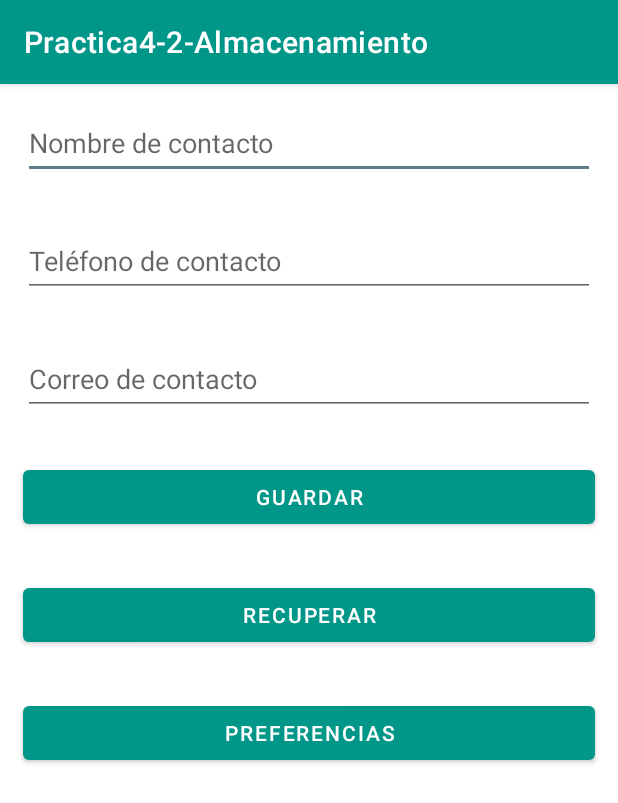
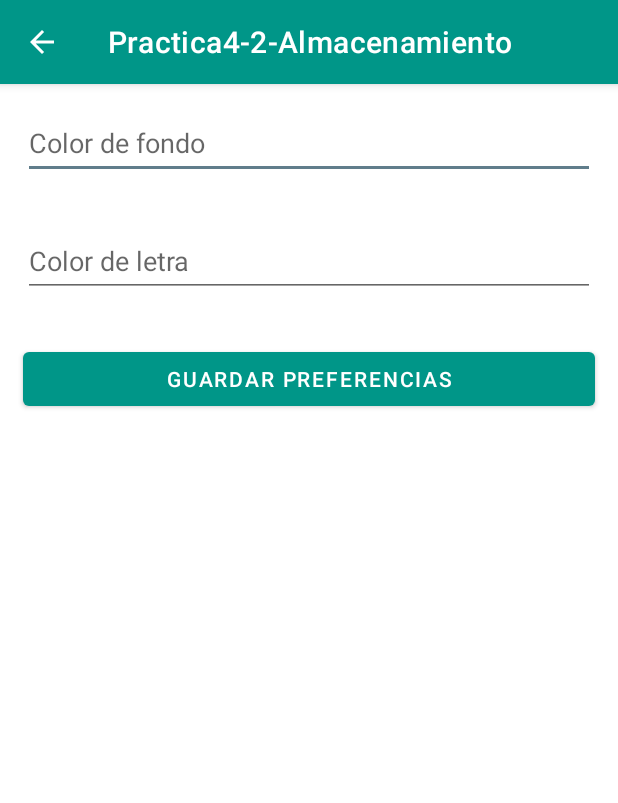
Before and after one commit to JoseCaste/1008-TecnologiasInformacion21-22B, an Android app: the screen it shows after launch (MainActivity before the commit, PreferencesActivity after it), after a tap on "PREFERENCIAS", on a phone screen of 412 x 824 dp. Shown: the top 803 px of the screen. Run offline under Robolectric (Android 15) with nearby library versions, the phone set to English and light mode, and no system bars.

Commit message:
Shared preferences agredado

```diff
--- a/Practica4.2-Almacenamiento/app/src/main/java/com/informatica/unistmo/almacenamiento/MainActivity.java
+++ b/Practica4.2-Almacenamiento/app/src/main/java/com/informatica/unistmo/almacenamiento/activities/MainActivity.java
@@ -1,6 +1,7 @@
-package com.informatica.unistmo.almacenamiento;
+package com.informatica.unistmo.almacenamiento.activities;
 
 import android.content.Context;
+import android.content.Intent;
 import android.os.Build;
 import android.util.Patterns;
 import android.view.View;
@@ -8,6 +9,7 @@ import android.widget.EditText;
 import android.widget.Toast;
 import androidx.appcompat.app.AppCompatActivity;
 import android.os.Bundle;
+import com.informatica.unistmo.almacenamiento.R;
 
 import java.io.FileInputStream;
 import java.io.FileNotFoundException;
@@ -65,6 +67,7 @@ public class MainActivity extends AppCompatActivity implements View.OnClickListe
     }
 
     private void startPreferences() throws Exception{
+        startActivity(new Intent(this,PreferencesActivity.class));
     }
 
     private void recoverContact() throws Exception{
--- /dev/null
+++ b/Practica4.2-Almacenamiento/app/src/main/java/com/informatica/unistmo/almacenamiento/activities/PreferencesActivity.java
@@ -0,0 +1,75 @@
+package com.informatica.unistmo.almacenamiento.activities;
+
+import android.content.Context;
+import android.content.SharedPreferences;
+import android.os.Build;
+import android.view.View;
+import android.widget.EditText;
+import android.widget.Toast;
+import androidx.appcompat.app.AppCompatActivity;
+import android.os.Bundle;
+import com.informatica.unistmo.almacenamiento.R;
+
+import java.util.Objects;
+
+public class PreferencesActivity extends AppCompatActivity implements View.OnClickListener {
+
+    private static final String BK_COLOR = "BK_COLOR";
+    private static final String FT_COLOR = "FT_COLOR";
+    private EditText txtBackgroundColor;
+    private EditText txtFontColor;
+    @Override
+    protected void onCreate(Bundle savedInstanceState) {
+        super.onCreate(savedInstanceState);
+        setContentView(R.layout.activity_preferences);
+
+        getSupportActionBar().setDisplayHomeAsUpEnabled(true);
+
+        findViewById(R.id.btnSavePreference).setOnClickListener(this::onClick);
+
+        txtBackgroundColor = findViewById(R.id.txtBackgroundColor);
+        txtFontColor = findViewById(R.id.txtFontColor);
+        loadPreferences();
+    }
+
+    @Override
+    public void onClick(View v) {
+
+        try {
+            if(v.getId() == R.id.btnSavePreference){
+                final String backgroundColor = txtBackgroundColor.getText().toString();
+                final String fontColor = txtFontColor.getText().toString();
+                if (Build.VERSION.SDK_INT >= Build.VERSION_CODES.N) {
+                    if(Objects.isNull(backgroundColor) || Objects.equals(backgroundColor,"")){
+                        txtBackgroundColor.setError("El color de fondo es necesario");
+                        throw new Exception("El color de fondo es necesario");
+                    }
+
+                    if(Objects.isNull(fontColor) || Objects.equals(fontColor,"")){
+                        txtFontColor.setError("El color de letra es necesario");
+                        throw new Exception("El color de letra es necesario");
+                    }
+                    savePreferences(backgroundColor, fontColor);
+                    Toast.makeText(this, "Preferences guardados", Toast.LENGTH_SHORT).show();
+                }
+            }
+        }catch (Exception e){
+            e.printStackTrace();
+        }
+    }
+
+    public void loadPreferences(){
+        final SharedPreferences preferences = getSharedPreferences("settings.xml",Context.MODE_PRIVATE);
+        txtBackgroundColor.setText(preferences.getString(BK_COLOR,""));
+        txtFontColor.setText(preferences.getString(FT_COLOR,""));
+    }
+    private void savePreferences(final String backgroundColor, final String fontColor) {
+        final SharedPreferences preferences = getSharedPreferences("settings.xml", Context.MODE_PRIVATE);
+        final SharedPreferences.Editor editor = preferences.edit();
+
+        editor.putString(BK_COLOR,backgroundColor);
+        editor.putString(FT_COLOR,fontColor);
+
+        editor.apply();
+    }
+}
--- a/Practica4.2-Almacenamiento/app/src/main/res/layout/activity_main.xml
+++ b/Practica4.2-Almacenamiento/app/src/main/res/layout/activity_main.xml
@@ -5,7 +5,7 @@
         android:layout_width="match_parent"
         android:layout_height="match_parent"
         android:orientation="vertical"
-        tools:context=".MainActivity">
+        tools:context=".activities.MainActivity">
 
     <EditText
             android:layout_width="match_parent"
--- /dev/null
+++ b/Practica4.2-Almacenamiento/app/src/main/res/layout/activity_preferences.xml
@@ -0,0 +1,30 @@
+<?xml version="1.0" encoding="utf-8"?>
+<LinearLayout
+        xmlns:android="http://schemas.android.com/apk/res/android"
+        xmlns:tools="http://schemas.android.com/tools"
+        xmlns:app="http://schemas.android.com/apk/res-auto"
+        android:layout_width="match_parent"
+        android:layout_height="match_parent"
+        android:orientation="vertical"
+        tools:context=".activities.PreferencesActivity">
+    <EditText
+            android:layout_width="match_parent"
+            android:layout_height="wrap_content"
+            android:inputType="textPersonName"
+            android:ems="10"
+            android:layout_margin="15dp"
+            android:hint="@string/background_color"
+            android:id="@+id/txtBackgroundColor" android:minHeight="48dp"/>
+    <EditText
+            android:layout_width="match_parent"
+            android:layout_height="wrap_content"
+            android:inputType="textPersonName"
+            android:layout_margin="15dp"
+            android:hint="@string/text_color"
+            android:id="@+id/txtFontColor" android:minHeight="48dp"/>
+    <Button
+            android:text="@string/guardar_preferencias"
+            android:layout_width="match_parent"
+            android:layout_margin="15dp"
+            android:layout_height="wrap_content" android:id="@+id/btnSavePreference"/>
+</LinearLayout>
--- a/Practica4.2-Almacenamiento/app/src/main/res/values/strings.xml
+++ b/Practica4.2-Almacenamiento/app/src/main/res/values/strings.xml
@@ -6,4 +6,7 @@
     <string name="save">Guardar</string>
     <string name="recover">Recuperar</string>
     <string name="preferences">Preferencias</string>
+    <string name="background_color">Color de fondo</string>
+    <string name="text_color">Color de letra</string>
+    <string name="guardar_preferencias">Guardar preferencias</string>
 </resources>
--- a/listaContactos/app/src/main/java/com/informatica/listadecontacto/activities/MainActivity.java
+++ b/listaContactos/app/src/main/java/com/informatica/listadecontacto/activities/MainActivity.java
@@ -8,19 +8,16 @@ import android.view.Menu;
 import android.view.MenuInflater;
 import android.view.MenuItem;
 import android.widget.Button;
-import android.widget.ListView;
 import android.widget.PopupMenu;
 import android.widget.Toast;
 import androidx.annotation.NonNull;
 import androidx.appcompat.app.AppCompatActivity;
 import android.os.Bundle;
 import androidx.core.app.ActivityCompat;
-import androidx.fragment.app.FragmentManager;
 import androidx.recyclerview.widget.LinearLayoutManager;
 import androidx.recyclerview.widget.RecyclerView;
 import com.informatica.listadecontacto.R;
 import com.informatica.listadecontacto.adapters.DetalleContactoAdapter;
-import com.informatica.listadecontacto.fragments.ContactListFragment;
 import com.informatica.listadecontacto.model.Contacto;
 import com.informatica.listadecontacto.model.RetroPhoto;
 import com.informatica.listadecontacto.retrofit.RetrofitInstance;
@@ -35,8 +32,6 @@ public class MainActivity extends AppCompatActivity {
 
     private static final int BLUETOOTH_REQUEST = 1;
     private List<Contacto> contactoList;
-    private List<String> names;
-    private ListView lstContacto;
     private RecyclerView recyclerView;
     private DetalleContactoAdapter adapter;
     private Button btnPopUp;
```
Also changed, not shown: Practica4.2-Almacenamiento/app/src/main/AndroidManifest.xml (+15 -11 lines), listaContactos/app/src/main/java/com/informatica/listadecontacto/fragments/FileIoFragment.java (+7 -0 lines).
